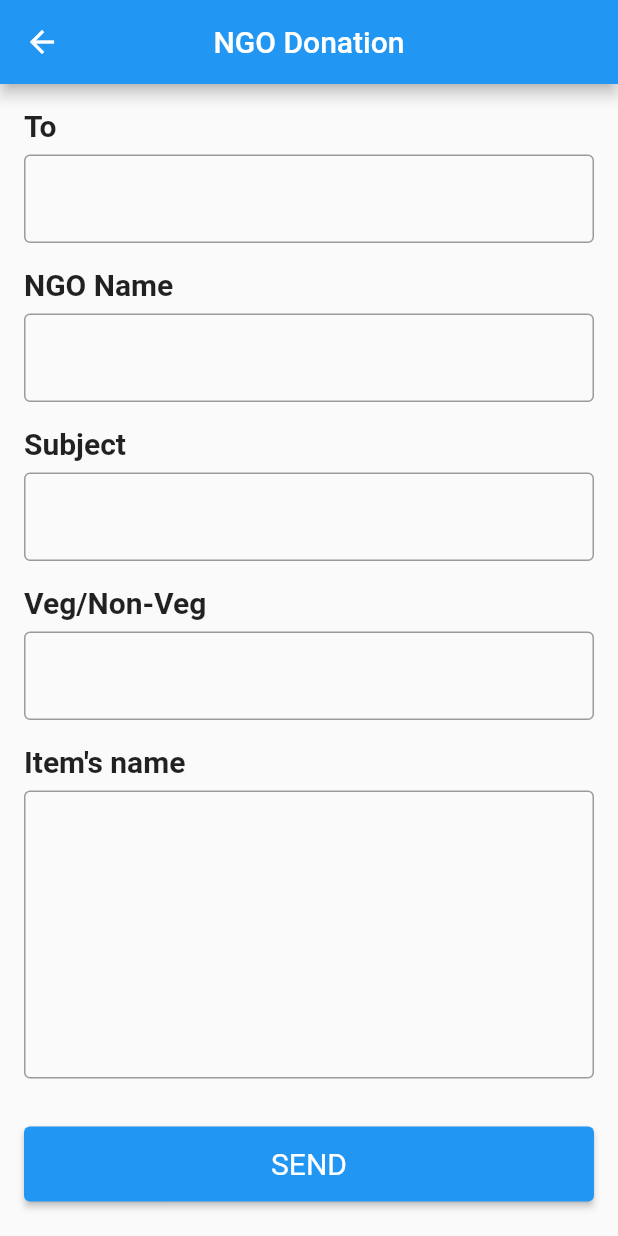
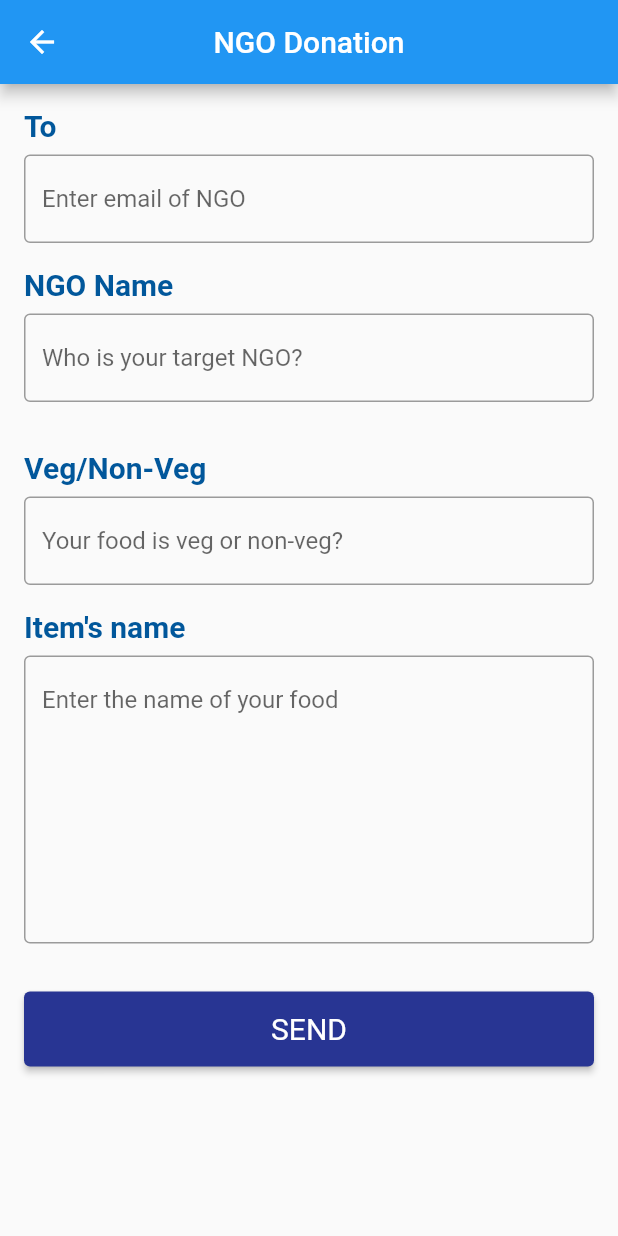
Before and after one commit to SoumyadeepOSD/Hack_Hunger, a Flutter app: the screen it shows after launch, after a tap on "Donate to NGO", after a tap on "Form a Email", on a phone screen of 412 x 824 dp. Run offline on Flutter 3.47's test engine with Material 2 defaults, Android fonts, the phone set to English and light mode, and no system bars; our stand-ins replace email_validator, file_picker, firebase_auth, firebase_core, firebase_storage, flutter_image_slideshow and 3 more; missing offline and left inert: flutter_phone_direct_caller; accounts and stored records are empty; network calls fail.

Commit message:
improvement of buttons with form

```diff
--- a/lib/Button.dart
+++ b/lib/Button.dart
@@ -32,15 +32,17 @@ class MyButton extends StatelessWidget {
         height: 100,
         width: 300,
         decoration: BoxDecoration(
-          color: Colors.blue[400],
+          border: Border.all(color: Colors.blue),
+          color: Colors.blue[100],
           borderRadius: BorderRadius.all(
-            Radius.circular(10),
+            Radius.circular(24),
           ),
         ),
         child: Center(
           child: Text(
             text,
             style: TextStyle(
+              fontFamily: 'lauren',
               color: Colors.black,
               fontSize: 25,
             ),
--- a/lib/IntermediatePage.dart
+++ b/lib/IntermediatePage.dart
@@ -17,9 +17,14 @@ class InterPage extends StatelessWidget {
         debugShowCheckedModeBanner: false,
         home: Container(
           child: Center(
-            child: Column(
+            child: Row(
+              mainAxisAlignment: MainAxisAlignment.spaceEvenly,
               children: [
-                TextButton(
+                Container(
+                  decoration: BoxDecoration(
+                      border: Border.all(color: Colors.blue),
+                      borderRadius: BorderRadius.all(Radius.circular(24))),
+                  child: TextButton(
                     onPressed: () {
                       Navigator.push(
                           context,
@@ -27,9 +32,20 @@ class InterPage extends StatelessWidget {
                             builder: (context) => NgoDonation(),
                           ));
                     },
-                  child: Text('Form a Email'),
+                    child: Text(
+                      'Form a Email',
+                      style: TextStyle(
+                          color: Colors.black,
+                          fontSize: 24,
+                          fontWeight: FontWeight.bold),
                     ),
-                TextButton(
+                  ),
+                ),
+                Container(
+                  decoration: BoxDecoration(
+                      border: Border.all(color: Colors.blue),
+                      borderRadius: BorderRadius.all(Radius.circular(24))),
+                  child: TextButton(
                     onPressed: () {
                       Navigator.push(
                           context,
@@ -37,7 +53,14 @@ class InterPage extends StatelessWidget {
                             builder: (context) => PhoneNumber(),
                           ));
                     },
-                  child: Text('Call to NGO'),
+                    child: Text(
+                      'Call to NGO',
+                      style: TextStyle(
+                          color: Colors.black,
+                          fontSize: 24,
+                          fontWeight: FontWeight.bold),
+                    ),
+                  ),
                 )
               ],
             ),
--- a/lib/NgoDonation.dart
+++ b/lib/NgoDonation.dart
@@ -27,30 +27,40 @@ class NgoDonation extends StatelessWidget {
         padding: EdgeInsets.all(16),
         child: Column(
           children: [
-            buildTextField(title: 'To', controller: controllerTo),
+            buildTextField(
+                title: 'To',
+                controller: controllerTo,
+                hint: "Enter email of NGO"),
             const SizedBox(
               height: 16,
             ),
-            buildTextField(title: 'NGO Name', controller: controllerName),
+            buildTextField(
+                title: 'NGO Name',
+                controller: controllerName,
+                hint: "Who is your target NGO?"),
             const SizedBox(
               height: 16,
             ),
-            buildTextField(title: 'Subject', controller: controllerSubject),
             const SizedBox(
               height: 16,
             ),
-            buildTextField(title: 'Veg/Non-Veg', controller: controllerVeg),
+            buildTextField(
+                title: 'Veg/Non-Veg',
+                controller: controllerVeg,
+                hint: "Your food is veg or non-veg?"),
             const SizedBox(
               height: 16,
             ),
             buildTextField(
               title: "Item's name",
               controller: controllerMessage,
+              hint: "Enter the name of your food",
               maxLines: 8,
             ),
             const SizedBox(height: 32),
             ElevatedButton(
               style: ElevatedButton.styleFrom(
+                backgroundColor: Colors.indigo[800],
                 minimumSize: Size.fromHeight(50),
                 textStyle: TextStyle(fontSize: 20),
               ),
@@ -58,7 +68,6 @@ class NgoDonation extends StatelessWidget {
               onPressed: () => lanuchEmail(
                 toEmail: controllerTo.text,
                 name: controllerName.text,
-                subject: controllerSubject.text,
                 message: controllerMessage.text,
                 veg: controllerVeg.text,
               ),
@@ -72,6 +81,7 @@ class NgoDonation extends StatelessWidget {
   Widget buildTextField({
     required String title,
     required TextEditingController controller,
+    required String hint,
     int maxLines = 1,
   }) {
     return Column(
@@ -79,14 +89,23 @@ class NgoDonation extends StatelessWidget {
       children: [
         Text(
           title,
-          style: TextStyle(fontSize: 20, fontWeight: FontWeight.bold),
+          style: TextStyle(
+              fontSize: 20,
+              fontWeight: FontWeight.bold,
+              color: Colors.lightBlue[900]),
         ),
         const SizedBox(height: 8),
-        TextField(
-          controller: controller,
-          maxLines: maxLines,
-          decoration: InputDecoration(
-            border: OutlineInputBorder(),
+        Container(
+          decoration: BoxDecoration(
+              borderRadius: BorderRadius.all(Radius.circular(20))),
+          child: TextField(
+            controller: controller,
+            maxLines: maxLines,
+            decoration: InputDecoration(
+              fillColor: Colors.white,
+              hintText: hint,
+              border: OutlineInputBorder(),
+            ),
           ),
         ),
       ],
@@ -96,11 +115,10 @@ class NgoDonation extends StatelessWidget {
   Future lanuchEmail(
       {required String toEmail,
       required String name,
-      required String subject,
       required String message,
       required String veg}) async {
     final url =
-        'mailto:$toEmail?subject=${Uri.encodeFull(subject)}&body=${Uri.encodeFull("\nDonation for " + veg + "\nName of food is " + message)}';
+        'mailto:$toEmail?subject="Enquiry regarding the Food donation"&body=${Uri.encodeFull("\nDonation for " + veg + "\nName of food is " + message)}';
 
     // ignore: deprecated_member_use
     if (await canLaunch(url)) {
```
Lines whose indentation alone changed are shown as unchanged.
